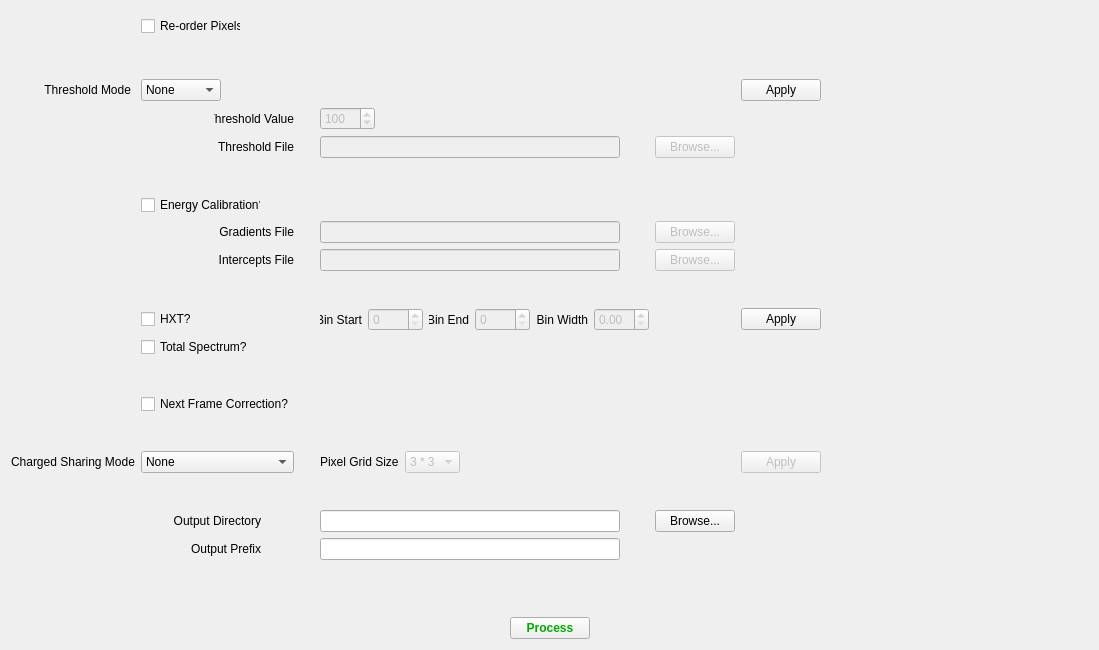
Old version of the form STFC/HexitecGigEProject/trunk/HxtProcessingLibTest/processingForm.ui in the repository stfc-detectors/hexitec.
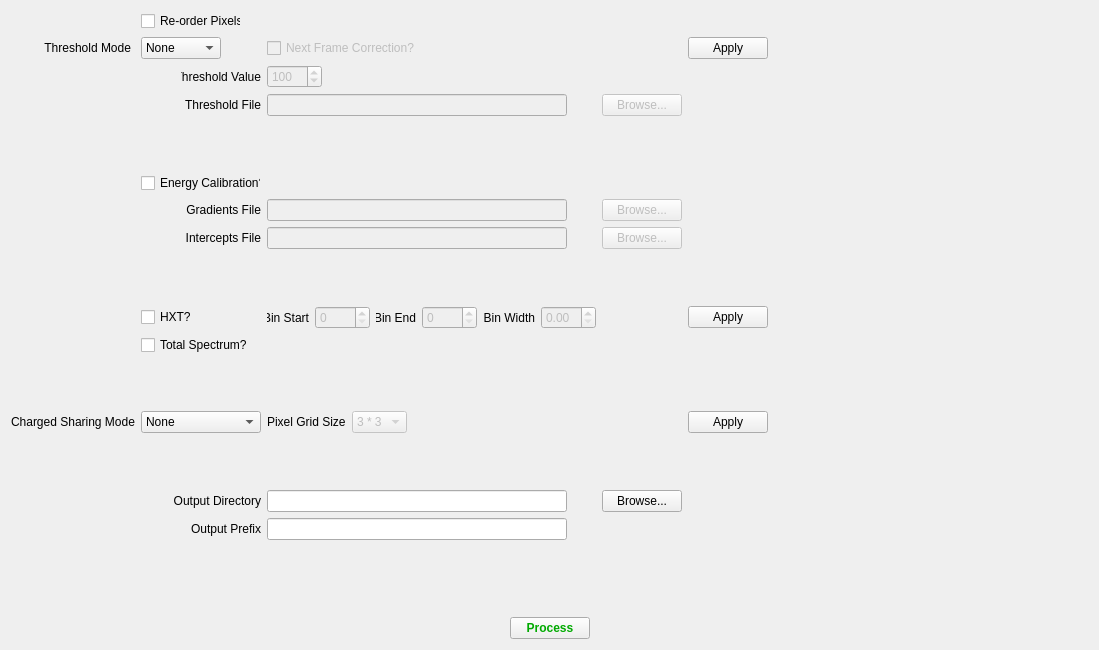
New version of the form.

Commit message: Connected processing option buttons.

Patch:
```diff
--- a/STFC/HexitecGigEProject/trunk/HxtProcessingLibTest/processingForm.ui
+++ b/STFC/HexitecGigEProject/trunk/HxtProcessingLibTest/processingForm.ui
@@ -134,32 +134,6 @@
    </item>
    <item row="1" column="0" rowspan="4" colspan="3">
     <layout class="QGridLayout" name="gridLayout_3">
-     <item row="0" column="3">
-      <spacer name="verticalSpacer_6">
-       <property name="orientation">
-        <enum>Qt::Vertical</enum>
-       </property>
-       <property name="sizeHint" stdset="0">
-        <size>
-         <width>20</width>
-         <height>40</height>
-        </size>
-       </property>
-      </spacer>
-     </item>
-     <item row="1" column="2">
-      <spacer name="verticalSpacer_4">
-       <property name="orientation">
-        <enum>Qt::Vertical</enum>
-       </property>
-       <property name="sizeHint" stdset="0">
-        <size>
-         <width>20</width>
-         <height>40</height>
-        </size>
-       </property>
-      </spacer>
-     </item>
      <item row="0" column="2">
       <widget class="QCheckBox" name="re_orderCheckBox">
        <property name="maximumSize">
@@ -179,26 +153,26 @@
        </property>
       </widget>
      </item>
-     <item row="2" column="1">
-      <widget class="QLabel" name="thresholdModeLabel">
+     <item row="3" column="2">
+      <widget class="QLabel" name="thresholdValueLabel">
        <property name="maximumSize">
         <size>
-         <width>120</width>
+         <width>80</width>
          <height>16777215</height>
         </size>
        </property>
        <property name="layoutDirection">
-        <enum>Qt::LeftToRight</enum>
+        <enum>Qt::RightToLeft</enum>
        </property>
        <property name="text">
-        <string>Threshold Mode</string>
+        <string>Threshold Value</string>
        </property>
        <property name="alignment">
         <set>Qt::AlignRight|Qt::AlignTrailing|Qt::AlignVCenter</set>
        </property>
       </widget>
      </item>
-     <item row="2" column="2">
+     <item row="1" column="2">
       <widget class="QComboBox" name="thresholdModeComboBox">
        <property name="maximumSize">
         <size>
@@ -226,26 +200,52 @@
        </item>
       </widget>
      </item>
-     <item row="4" column="2">
-      <widget class="QLabel" name="thresholdValueLabel">
+     <item row="1" column="1">
+      <widget class="QLabel" name="thresholdModeLabel">
        <property name="maximumSize">
         <size>
-         <width>80</width>
+         <width>120</width>
          <height>16777215</height>
         </size>
        </property>
        <property name="layoutDirection">
-        <enum>Qt::RightToLeft</enum>
+        <enum>Qt::LeftToRight</enum>
        </property>
        <property name="text">
-        <string>Threshold Value</string>
+        <string>Threshold Mode</string>
        </property>
        <property name="alignment">
         <set>Qt::AlignRight|Qt::AlignTrailing|Qt::AlignVCenter</set>
        </property>
       </widget>
      </item>
-     <item row="4" column="4">
+     <item row="19" column="6">
+      <spacer name="horizontalSpacer">
+       <property name="orientation">
+        <enum>Qt::Horizontal</enum>
+       </property>
+       <property name="sizeHint" stdset="0">
+        <size>
+         <width>40</width>
+         <height>20</height>
+        </size>
+       </property>
+      </spacer>
+     </item>
+     <item row="1" column="5">
+      <widget class="QPushButton" name="thresholdButton">
+       <property name="maximumSize">
+        <size>
+         <width>80</width>
+         <height>16777215</height>
+        </size>
+       </property>
+       <property name="text">
+        <string>Apply</string>
+       </property>
+      </widget>
+     </item>
+     <item row="3" column="3">
       <widget class="QSpinBox" name="thresholdValue">
        <property name="enabled">
         <bool>false</bool>
@@ -273,20 +273,7 @@
        </property>
       </widget>
      </item>
-     <item row="2" column="6">
-      <widget class="QPushButton" name="thresholdButton">
-       <property name="maximumSize">
-        <size>
-         <width>80</width>
-         <height>16777215</height>
-        </size>
-       </property>
-       <property name="text">
-        <string>Apply</string>
-       </property>
-      </widget>
-     </item>
-     <item row="5" column="2">
+     <item row="4" column="2">
       <widget class="QLabel" name="thresholdFileLabel">
        <property name="maximumSize">
         <size>
@@ -305,7 +292,7 @@
        </property>
       </widget>
      </item>
-     <item row="20" column="1">
+     <item row="18" column="1">
       <spacer name="verticalSpacer_3">
        <property name="orientation">
         <enum>Qt::Vertical</enum>
@@ -318,20 +305,7 @@
        </property>
       </spacer>
      </item>
-     <item row="21" column="7">
-      <spacer name="horizontalSpacer">
-       <property name="orientation">
-        <enum>Qt::Horizontal</enum>
-       </property>
-       <property name="sizeHint" stdset="0">
-        <size>
-         <width>40</width>
-         <height>20</height>
-        </size>
-       </property>
-      </spacer>
-     </item>
-     <item row="18" column="4">
+     <item row="16" column="3">
       <widget class="QLineEdit" name="outputDirectory">
        <property name="maximumSize">
         <size>
@@ -341,7 +315,18 @@
        </property>
       </widget>
      </item>
-     <item row="11" column="4">
+     <item row="10" column="2">
+      <layout class="QHBoxLayout" name="horizontalLayout_2">
+       <item>
+        <widget class="QCheckBox" name="hxtCheckBox">
+         <property name="text">
+          <string>HXT?</string>
+         </property>
+        </widget>
+       </item>
+      </layout>
+     </item>
+     <item row="10" column="3">
       <layout class="QHBoxLayout" name="horizontalLayout">
        <item>
         <widget class="QLabel" name="startBinLabel">
@@ -456,25 +441,20 @@
        </item>
       </layout>
      </item>
-     <item row="11" column="2">
-      <layout class="QHBoxLayout" name="horizontalLayout_2">
-       <item>
-        <widget class="QCheckBox" name="hxtCheckBox">
-         <property name="text">
-          <string>HXT?</string>
-         </property>
-        </widget>
-       </item>
-      </layout>
-     </item>
-     <item row="14" column="2">
-      <widget class="QCheckBox" name="nextFrameCorrectionCheckBox">
-       <property name="text">
-        <string>Next Frame Correction?</string>
+     <item row="4" column="3">
+      <widget class="QLineEdit" name="thresholdFile">
+       <property name="enabled">
+        <bool>false</bool>
+       </property>
+       <property name="maximumSize">
+        <size>
+         <width>300</width>
+         <height>16777215</height>
+        </size>
        </property>
       </widget>
      </item>
-     <item row="15" column="2">
+     <item row="13" column="2">
       <spacer name="verticalSpacer_8">
        <property name="orientation">
         <enum>Qt::Vertical</enum>
@@ -487,7 +467,7 @@
        </property>
       </spacer>
      </item>
-     <item row="8" column="2">
+     <item row="7" column="2">
       <widget class="QLabel" name="gradientsFileLabel">
        <property name="text">
         <string>Gradients File</string>
@@ -497,46 +477,7 @@
        </property>
       </widget>
      </item>
-     <item row="5" column="4">
-      <widget class="QLineEdit" name="thresholdFile">
-       <property name="enabled">
-        <bool>false</bool>
-       </property>
-       <property name="maximumSize">
-        <size>
-         <width>300</width>
-         <height>16777215</height>
-        </size>
-       </property>
-      </widget>
-     </item>
-     <item row="7" column="2">
-      <widget class="QCheckBox" name="energyCalibrationCheckBox">
-       <property name="maximumSize">
-        <size>
-         <width>120</width>
-         <height>16777215</height>
-        </size>
-       </property>
-       <property name="text">
-        <string>Energy Calibration?</string>
-       </property>
-      </widget>
-     </item>
-     <item row="8" column="4">
-      <widget class="QLineEdit" name="gradientsFile">
-       <property name="enabled">
-        <bool>false</bool>
-       </property>
-       <property name="maximumSize">
-        <size>
-         <width>300</width>
-         <height>16777215</height>
-        </size>
-       </property>
-      </widget>
-     </item>
-     <item row="8" column="5">
+     <item row="7" column="4">
       <widget class="QPushButton" name="gradientsFileButton">
        <property name="enabled">
         <bool>false</bool>
@@ -552,7 +493,7 @@
        </property>
       </widget>
      </item>
-     <item row="9" column="2">
+     <item row="8" column="2">
       <widget class="QLabel" name="interceptsFileLabel">
        <property name="text">
         <string>Intercepts File</string>
@@ -562,20 +503,33 @@
        </property>
       </widget>
      </item>
-     <item row="13" column="2">
-      <spacer name="verticalSpacer_7">
-       <property name="orientation">
-        <enum>Qt::Vertical</enum>
+     <item row="7" column="3">
+      <widget class="QLineEdit" name="gradientsFile">
+       <property name="enabled">
+        <bool>false</bool>
        </property>
-       <property name="sizeHint" stdset="0">
+       <property name="maximumSize">
         <size>
-         <width>20</width>
-         <height>40</height>
+         <width>300</width>
+         <height>16777215</height>
         </size>
        </property>
-      </spacer>
+      </widget>
      </item>
-     <item row="16" column="2">
+     <item row="6" column="2">
+      <widget class="QCheckBox" name="energyCalibrationCheckBox">
+       <property name="maximumSize">
+        <size>
+         <width>120</width>
+         <height>16777215</height>
+        </size>
+       </property>
+       <property name="text">
+        <string>Energy Calibration?</string>
+       </property>
+      </widget>
+     </item>
+     <item row="14" column="2">
       <widget class="QComboBox" name="chargedSharingComboBox">
        <property name="currentText">
         <string>None</string>
@@ -597,27 +551,23 @@
        </item>
       </widget>
      </item>
-     <item row="17" column="1">
-      <spacer name="verticalSpacer">
-       <property name="orientation">
-        <enum>Qt::Vertical</enum>
+     <item row="4" column="4">
+      <widget class="QPushButton" name="thresholdFileButton">
+       <property name="enabled">
+        <bool>false</bool>
        </property>
-       <property name="sizeHint" stdset="0">
+       <property name="maximumSize">
         <size>
-         <width>20</width>
-         <height>40</height>
+         <width>80</width>
+         <height>23</height>
         </size>
        </property>
-      </spacer>
-     </item>
-     <item row="18" column="5">
-      <widget class="QPushButton" name="outputDirectoryButton">
        <property name="text">
         <string>Browse...</string>
        </property>
       </widget>
      </item>
-     <item row="19" column="2">
+     <item row="17" column="2">
       <widget class="QLabel" name="outputPrefixLabel">
        <property name="minimumSize">
         <size>
@@ -642,23 +592,20 @@
        </property>
       </widget>
      </item>
-     <item row="5" column="5">
-      <widget class="QPushButton" name="thresholdFileButton">
-       <property name="enabled">
-        <bool>false</bool>
+     <item row="15" column="1">
+      <spacer name="verticalSpacer">
+       <property name="orientation">
+        <enum>Qt::Vertical</enum>
        </property>
-       <property name="maximumSize">
+       <property name="sizeHint" stdset="0">
         <size>
-         <width>80</width>
-         <height>23</height>
+         <width>20</width>
+         <height>40</height>
         </size>
        </property>
-       <property name="text">
-        <string>Browse...</string>
-       </property>
-      </widget>
+      </spacer>
      </item>
-     <item row="19" column="4">
+     <item row="17" column="3">
       <widget class="QLineEdit" name="outputPrefix">
        <property name="maximumSize">
         <size>
@@ -668,37 +615,21 @@
        </property>
       </widget>
      </item>
-     <item row="9" column="4">
-      <widget class="QLineEdit" name="interceptsFile">
-       <property name="enabled">
-        <bool>false</bool>
-       </property>
-       <property name="maximumSize">
-        <size>
-         <width>300</width>
-         <height>16777215</height>
-        </size>
+     <item row="16" column="4">
+      <widget class="QPushButton" name="outputDirectoryButton">
+       <property name="text">
+        <string>Browse...</string>
        </property>
       </widget>
      </item>
-     <item row="11" column="6">
+     <item row="10" column="5">
       <widget class="QPushButton" name="energyCalibrationButton">
        <property name="text">
         <string>Apply</string>
        </property>
       </widget>
      </item>
-     <item row="9" column="5">
-      <widget class="QPushButton" name="interceptsFileButton">
-       <property name="enabled">
-        <bool>false</bool>
-       </property>
-       <property name="text">
-        <string>Browse...</string>
-       </property>
-      </widget>
-     </item>
-     <item row="10" column="2">
+     <item row="9" column="2">
       <spacer name="verticalSpacer_2">
        <property name="orientation">
         <enum>Qt::Vertical</enum>
@@ -711,21 +642,37 @@
        </property>
       </spacer>
      </item>
-     <item row="12" column="2">
+     <item row="8" column="4">
+      <widget class="QPushButton" name="interceptsFileButton">
+       <property name="enabled">
+        <bool>false</bool>
+       </property>
+       <property name="text">
+        <string>Browse...</string>
+       </property>
+      </widget>
+     </item>
+     <item row="11" column="2">
       <widget class="QCheckBox" name="totalSpectrumCheckBox">
        <property name="text">
         <string>Total Spectrum?</string>
        </property>
       </widget>
      </item>
-     <item row="16" column="1">
-      <widget class="QLabel" name="chargedSharingLabel">
-       <property name="text">
-        <string>&lt;html&gt;&lt;head/&gt;&lt;body&gt;&lt;p&gt;Charged Sharing Mode&lt;/p&gt;&lt;/body&gt;&lt;/html&gt;</string>
+     <item row="8" column="3">
+      <widget class="QLineEdit" name="interceptsFile">
+       <property name="enabled">
+        <bool>false</bool>
+       </property>
+       <property name="maximumSize">
+        <size>
+         <width>300</width>
+         <height>16777215</height>
+        </size>
        </property>
       </widget>
      </item>
-     <item row="6" column="2">
+     <item row="5" column="2">
       <spacer name="verticalSpacer_5">
        <property name="orientation">
         <enum>Qt::Vertical</enum>
@@ -738,7 +685,7 @@
        </property>
       </spacer>
      </item>
-     <item row="18" column="2">
+     <item row="16" column="2">
       <widget class="QLabel" name="outputDirectorylabel">
        <property name="maximumSize">
         <size>
@@ -754,7 +701,24 @@
        </property>
       </widget>
      </item>
-     <item row="16" column="4">
+     <item row="14" column="1">
+      <widget class="QLabel" name="chargedSharingLabel">
+       <property name="text">
+        <string>&lt;html&gt;&lt;head/&gt;&lt;body&gt;&lt;p&gt;Charged Sharing Mode&lt;/p&gt;&lt;/body&gt;&lt;/html&gt;</string>
+       </property>
+      </widget>
+     </item>
+     <item row="14" column="5">
+      <widget class="QPushButton" name="chargedSharingButton">
+       <property name="enabled">
+        <bool>true</bool>
+       </property>
+       <property name="text">
+        <string>Apply</string>
+       </property>
+      </widget>
+     </item>
+     <item row="14" column="3">
       <layout class="QHBoxLayout" name="horizontalLayout_3">
        <item>
         <widget class="QLabel" name="pixelGridLabel">
@@ -795,13 +759,13 @@
        </item>
       </layout>
      </item>
-     <item row="16" column="6">
-      <widget class="QPushButton" name="chargedSharingButton">
+     <item row="1" column="3">
+      <widget class="QCheckBox" name="nextFrameCorrectionCheckBox">
        <property name="enabled">
         <bool>false</bool>
        </property>
        <property name="text">
-        <string>Apply</string>
+        <string>Next Frame Correction?</string>
        </property>
       </widget>
      </item>
```
Left out of the diff: 2 changed lines with no effect on the pictures. The commit also changes 5 other files.
